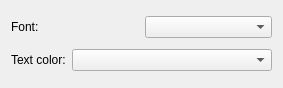
The window that plasma/generic/applets/digital_clock/contents/ui/config.ui (KDE/kde-workspace) describes before a commit, drawn with Qt 5.
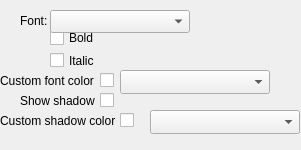
The same window after the commit. Custom widgets are drawn as their Qt base class.

```diff
--- a/plasma/generic/applets/digital_clock/contents/ui/config.ui
+++ b/plasma/generic/applets/digital_clock/contents/ui/config.ui
@@ -6,8 +6,8 @@
    <rect>
     <x>0</x>
     <y>0</y>
-    <width>283</width>
-    <height>88</height>
+    <width>301</width>
+    <height>150</height>
    </rect>
   </property>
   <property name="sizePolicy">
@@ -16,43 +16,165 @@
     <verstretch>0</verstretch>
    </sizepolicy>
   </property>
-  <layout class="QVBoxLayout" name="verticalLayout">
-   <item>
-    <layout class="QHBoxLayout" name="horizontalLayout">
-     <item>
-      <widget class="QLabel" name="label">
-       <property name="text">
-        <string>Font:</string>
-       </property>
-      </widget>
-     </item>
-     <item>
-      <widget class="KFontComboBox" name="kcfg_textFont"/>
-     </item>
-    </layout>
-   </item>
-   <item>
-    <layout class="QHBoxLayout" name="horizontalLayout_3">
-     <item>
-      <widget class="QLabel" name="label_2">
-       <property name="text">
-        <string>Text color:</string>
-       </property>
-      </widget>
-     </item>
-     <item>
-      <widget class="KColorCombo" name="kcfg_textColor">
-       <property name="sizePolicy">
-        <sizepolicy hsizetype="Expanding" vsizetype="Fixed">
-         <horstretch>0</horstretch>
-         <verstretch>0</verstretch>
-        </sizepolicy>
-       </property>
-      </widget>
-     </item>
-    </layout>
-   </item>
-  </layout>
+  <widget class="QCheckBox" name="kcfg_italic">
+   <property name="geometry">
+    <rect>
+     <x>50</x>
+     <y>50</y>
+     <width>80</width>
+     <height>21</height>
+    </rect>
+   </property>
+   <property name="text">
+    <string>Italic</string>
+   </property>
+  </widget>
+  <widget class="KColorCombo" name="kcfg_textColor">
+   <property name="geometry">
+    <rect>
+     <x>120</x>
+     <y>70</y>
+     <width>150</width>
+     <height>24</height>
+    </rect>
+   </property>
+   <property name="sizePolicy">
+    <sizepolicy hsizetype="Expanding" vsizetype="Fixed">
+     <horstretch>0</horstretch>
+     <verstretch>0</verstretch>
+    </sizepolicy>
+   </property>
+  </widget>
+  <widget class="QCheckBox" name="kcfg_fontcolor">
+   <property name="geometry">
+    <rect>
+     <x>100</x>
+     <y>70</y>
+     <width>21</width>
+     <height>21</height>
+    </rect>
+   </property>
+   <property name="text">
+    <string/>
+   </property>
+  </widget>
+  <widget class="QCheckBox" name="kcfg_shadow">
+   <property name="geometry">
+    <rect>
+     <x>100</x>
+     <y>90</y>
+     <width>21</width>
+     <height>21</height>
+    </rect>
+   </property>
+   <property name="text">
+    <string/>
+   </property>
+  </widget>
+  <widget class="QLabel" name="label_2">
+   <property name="geometry">
+    <rect>
+     <x>20</x>
+     <y>90</y>
+     <width>81</width>
+     <height>21</height>
+    </rect>
+   </property>
+   <property name="text">
+    <string>Show shadow</string>
+   </property>
+  </widget>
+  <widget class="QLabel" name="label_3">
+   <property name="geometry">
+    <rect>
+     <x>0</x>
+     <y>70</y>
+     <width>101</width>
+     <height>21</height>
+    </rect>
+   </property>
+   <property name="text">
+    <string>Custom font color</string>
+   </property>
+  </widget>
+  <widget class="KColorCombo" name="kcfg_shadowColor">
+   <property name="geometry">
+    <rect>
+     <x>150</x>
+     <y>110</y>
+     <width>150</width>
+     <height>24</height>
+    </rect>
+   </property>
+   <property name="sizePolicy">
+    <sizepolicy hsizetype="Expanding" vsizetype="Fixed">
+     <horstretch>0</horstretch>
+     <verstretch>0</verstretch>
+    </sizepolicy>
+   </property>
+  </widget>
+  <widget class="QCheckBox" name="kcfg_shadow">
+   <property name="geometry">
+    <rect>
+     <x>120</x>
+     <y>110</y>
+     <width>21</width>
+     <height>21</height>
+    </rect>
+   </property>
+   <property name="text">
+    <string/>
+   </property>
+  </widget>
+  <widget class="QLabel" name="label_4">
+   <property name="geometry">
+    <rect>
+     <x>0</x>
+     <y>110</y>
+     <width>121</width>
+     <height>21</height>
+    </rect>
+   </property>
+   <property name="text">
+    <string>Custom shadow color</string>
+   </property>
+  </widget>
+  <widget class="QLabel" name="label">
+   <property name="geometry">
+    <rect>
+     <x>20</x>
+     <y>10</y>
+     <width>30</width>
+     <height>21</height>
+    </rect>
+   </property>
+   <property name="text">
+    <string>Font:</string>
+   </property>
+  </widget>
+  <widget class="QCheckBox" name="kcfg_bold">
+   <property name="geometry">
+    <rect>
+     <x>50</x>
+     <y>30</y>
+     <width>71</width>
+     <height>16</height>
+    </rect>
+   </property>
+   <property name="text">
+    <string>Bold</string>
+   </property>
+  </widget>
+  <widget class="KFontComboBox" name="kcfg_textFont">
+   <property name="geometry">
+    <rect>
+     <x>50</x>
+     <y>10</y>
+     <width>140</width>
+     <height>23</height>
+    </rect>
+   </property>
+  </widget>
  </widget>
  <customwidgets>
   <customwidget>
```
